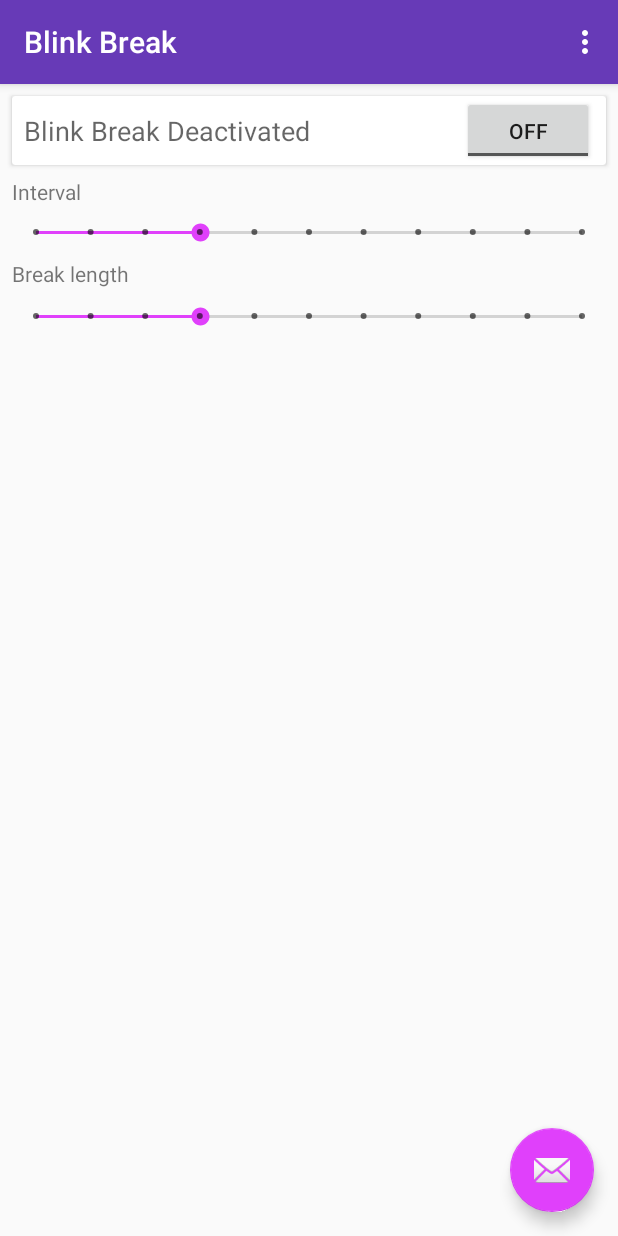
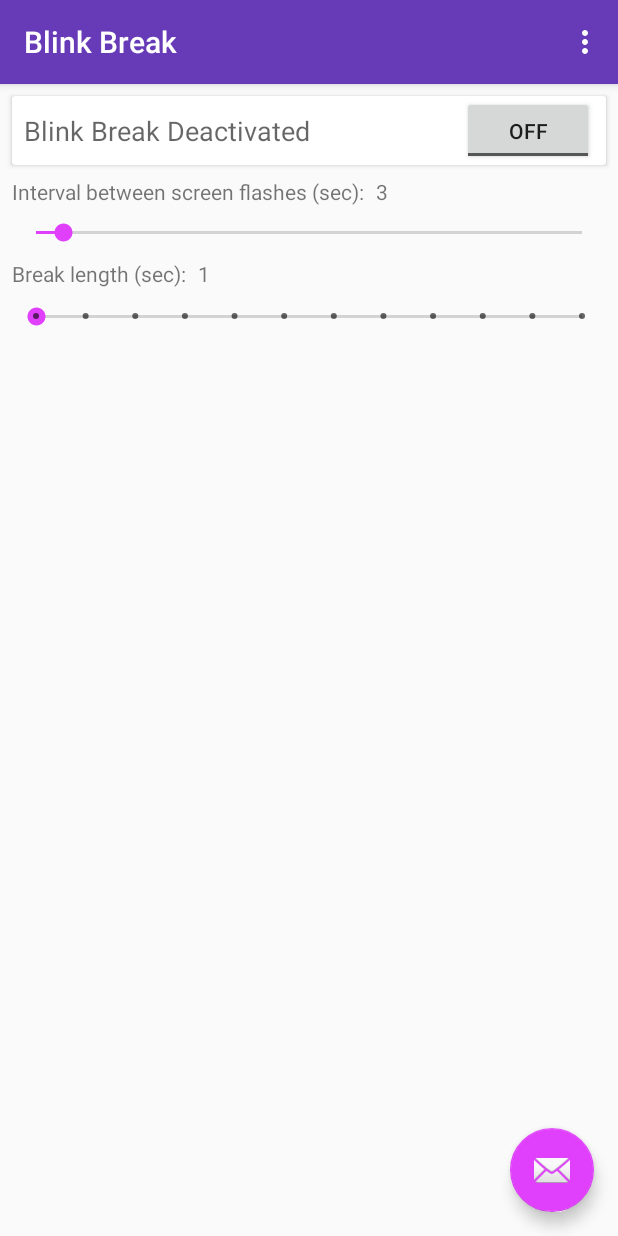
Before and after one commit to smutkiewicz/Blink-Break, an Android app: the screen it shows after launch (MainActivity), on a phone screen of 412 x 824 dp. Run offline under Robolectric (Android 15) with nearby library versions, the phone set to English and light mode, and no system bars.

Commit message:
Basic service functionality added

```diff
--- a/app/build.gradle
+++ b/app/build.gradle
@@ -8,7 +8,7 @@ android {
     compileSdkVersion 26
     defaultConfig {
         applicationId "com.smutkiewicz.blinkbreak"
-        minSdkVersion 16
+        minSdkVersion 21
         targetSdkVersion 26
         versionCode 1
         versionName "1.0"
--- a/app/src/main/java/com/smutkiewicz/blinkbreak/MainActivity.kt
+++ b/app/src/main/java/com/smutkiewicz/blinkbreak/MainActivity.kt
@@ -1,55 +1,71 @@
 package com.smutkiewicz.blinkbreak
 
+import android.app.job.JobInfo
+import android.app.job.JobScheduler
 import android.content.ComponentName
 import android.content.Context
 import android.content.Intent
-import android.content.ServiceConnection
+import android.net.Uri
+import android.os.Build
 import android.os.Bundle
-import android.os.IBinder
-import android.preference.PreferenceManager
+import android.os.Messenger
+import android.os.PersistableBundle
+import android.provider.Settings
+import android.support.design.widget.Snackbar
 import android.support.v7.app.AppCompatActivity
-import android.util.Log
 import android.view.Menu
 import android.view.MenuItem
-import android.widget.Toast
+import android.view.View
+import android.widget.SeekBar
+import android.widget.TextView
+import com.smutkiewicz.blinkbreak.extensions.showSnackbar
+import com.smutkiewicz.blinkbreak.extensions.showToast
+import com.smutkiewicz.blinkbreak.util.*
 import kotlinx.android.synthetic.main.activity_main.*
 import kotlinx.android.synthetic.main.content_main.*
+import java.util.concurrent.TimeUnit
 
 
 
+class MainActivity : AppCompatActivity(), SeekBar.OnSeekBarChangeListener {
 
-class MainActivity : AppCompatActivity() {
+    lateinit private var layout: View
+    lateinit private var intervalTextView: TextView
+    lateinit private var breakLengthTextView: TextView
+    lateinit private var activatedTextView: TextView
+    lateinit private var handler: IncomingMessageHandler
+    lateinit private var serviceComponent: ComponentName
 
-    private var shouldUnbind: Boolean = false
-    private var boundService: BlinkBreakService? = null
+    private var jobId = 0
 
-    private val mConnection = object : ServiceConnection {
-        override fun onServiceConnected(className: ComponentName, service: IBinder) {
-            boundService = (service as BlinkBreakService.LocalBinder).service
-
-            Toast.makeText(this@MainActivity, R.string.local_service_connected,
-                    Toast.LENGTH_SHORT).show()
-        }
-
-        override fun onServiceDisconnected(className: ComponentName) {
-            boundService = null
-
-            Toast.makeText(this@MainActivity, R.string.local_service_disconnected,
-                    Toast.LENGTH_SHORT).show()
-        }
-    }
-
-    override fun onCreate(savedInstanceState: Bundle?) {
+    public override fun onCreate(savedInstanceState: Bundle?) {
         super.onCreate(savedInstanceState)
         setContentView(R.layout.activity_main)
         setSupportActionBar(toolbar)
 
-        initToggleButton()
+        layout = findViewById(R.id.layout)
+        intervalTextView = findViewById(R.id.interval_val_text_view)
+        breakLengthTextView = findViewById(R.id.break_length_val_text_view)
+        activatedTextView = findViewById(R.id.activated_text_view)
+        handler = IncomingMessageHandler(this)
+        serviceComponent = ComponentName(this, BlinkBreakJobService::class.java)
+
+        setUpToggleButton()
+        setUpSeekBars()
+
+        if (!checkForWritePermissions()) {
+            requestWriteSettingsPermission()
+        }
     }
 
-    override fun onDestroy() {
-        super.onDestroy()
-        doUnbindService()
+    override fun onStop() {
+        stopService(Intent(this, BlinkBreakJobService::class.java))
+        super.onStop()
+    }
+
+    override fun onStart() {
+        super.onStart()
+        bindToBlinkBreakService()
     }
 
     override fun onCreateOptionsMenu(menu: Menu): Boolean {
@@ -58,55 +74,126 @@ class MainActivity : AppCompatActivity() {
     }
 
     override fun onOptionsItemSelected(item: MenuItem): Boolean {
-        return when (item.itemId) {
-            R.id.action_settings -> true
-            else -> super.onOptionsItemSelected(item)
+        return super.onOptionsItemSelected(item)
+    }
+
+    override fun onProgressChanged(seekBar: SeekBar?, progress: Int, p2: Boolean) {
+        when (seekBar) {
+            breakLengthSeekBar -> breakLengthTextView.text = breakLengthSeekBar.progress.toString()
+            else -> intervalTextView.text = intervalSeekBar.progress.toString()
         }
     }
 
-    fun initToggleButton() {
-        val preferences = PreferenceManager.getDefaultSharedPreferences(this)
-        val activated = preferences.getBoolean(BlinkBreakService.PREF_SERVICE_ACTIVATED, false)
-
-        serviceToggleButton.isChecked = activated
-
-        if (activated) {
-            doBindService()
-        }
-
-        serviceToggleButton.setOnCheckedChangeListener({ _, isChecked: Boolean ->
-            setNewServiceState(isChecked)
-        })
-    }
-
-    fun doBindService() {
-        if (bindService(Intent(this@MainActivity, BlinkBreakService::class.java),
-                mConnection, Context.BIND_AUTO_CREATE)) {
-            shouldUnbind = true
-        } else {
-            Log.e("MY_APP_TAG", "Error: The requested service doesn't " + "exist, or this client isn't allowed access to it.")
+    override fun onStopTrackingTouch(p0: SeekBar?) {
+        if (checkIfThereArePendingJobs()) {
+            cancelAllJobs()
+            scheduleJob()
         }
     }
 
-    fun doUnbindService() {
-        if (shouldUnbind) {
-            unbindService(mConnection)
-            shouldUnbind = false
+    override fun onStartTrackingTouch(p0: SeekBar?) {}
+
+    private fun setUpToggleButton() {
+        serviceToggleButton.isChecked = checkIfThereArePendingJobs()
+        serviceToggleButton.setOnCheckedChangeListener{ _, isChecked ->
+            when {
+                isChecked -> {
+                    if (checkForWritePermissions()) {
+                        activatedTextView.text = getString(R.string.local_service_started)
+                        scheduleJob()
+                    } else {
+                        requestWriteSettingsPermission()
+                        serviceToggleButton.isChecked = false
+                    }
+                }
+                else -> {
+                    activatedTextView.text = getString(R.string.local_service_stopped)
+                    cancelAllJobs()
+                }
+            }
         }
     }
 
-    fun setNewServiceState(activated: Boolean) {
-        val preferences = PreferenceManager.getDefaultSharedPreferences(this)
-        val editor = preferences.edit()
-        editor.putBoolean(BlinkBreakService.PREF_SERVICE_ACTIVATED, activated)
-        editor.apply()
+    private fun setUpSeekBars() {
+        breakLengthSeekBar.setOnSeekBarChangeListener(this)
+        breakLengthTextView.text = breakLengthSeekBar.progress.toString()
 
-        if (activated) {
-            startService(Intent(this@MainActivity,
-                BlinkBreakService::class.java))
-        } else {
-            stopService(Intent(this@MainActivity,
-                    BlinkBreakService::class.java))
+        intervalSeekBar.setOnSeekBarChangeListener(this)
+        intervalTextView.text = intervalSeekBar.progress.toString()
+    }
+
+    private fun requestWriteSettingsPermission() {
+        layout.showSnackbar(R.string.write_settings_required,
+                Snackbar.LENGTH_INDEFINITE, R.string.ok) {
+            openAndroidPermissionsMenu()
         }
     }
+
+    private fun bindToBlinkBreakService() {
+        val startServiceIntent = Intent(this, BlinkBreakJobService::class.java)
+        val messengerIncoming = Messenger(handler)
+        startServiceIntent.putExtra(MESSENGER_INTENT_KEY, messengerIncoming)
+        startService(startServiceIntent)
+    }
+
+    private fun openAndroidPermissionsMenu() {
+        val intent = Intent(Settings.ACTION_MANAGE_WRITE_SETTINGS)
+        intent.data = Uri.parse("package:" + packageName)
+        startActivityForResult(intent, MY_PERMISSIONS_REQUEST_WRITE_SETTINGS)
+    }
+
+    private fun checkForWritePermissions() =
+        when {
+            Build.VERSION.SDK_INT >= Build.VERSION_CODES.M ->
+                Settings.System.canWrite(applicationContext)
+            else -> true
+        }
+
+    private fun scheduleJob() {
+        val builder = JobInfo.Builder(jobId++, serviceComponent)
+        val minimumLatency: Long = 1000
+
+        // Extras, interval between consecutive jobs.
+        val extras = PersistableBundle()
+        val interval = intervalSeekBar.progress
+
+        // Extras, duration of lower brightness break
+        val breakLength = breakLengthSeekBar.progress
+
+        val intervalInMillis = interval.toLong() * TimeUnit.SECONDS.toMillis(1)
+        val breakLengthInMillis = breakLength.toLong() * TimeUnit.SECONDS.toMillis(1)
+        val brightnessValue = 0
+        extras.putLong(INTERVAL_KEY, intervalInMillis)
+        extras.putLong(BREAK_LENGTH_KEY, breakLengthInMillis)
+        extras.putInt(BRIGHTNESS_KEY, brightnessValue)
+
+        // Finish configuring the builder
+        builder.run {
+            setMinimumLatency(minimumLatency)
+            setBackoffCriteria(minimumLatency, JobInfo.BACKOFF_POLICY_LINEAR)
+            setRequiresDeviceIdle(false)
+            setRequiresCharging(false)
+            setExtras(extras)
+        }
+
+        // Schedule job
+        (getSystemService(Context.JOB_SCHEDULER_SERVICE) as JobScheduler).schedule(builder.build())
+    }
+
+    private fun cancelAllJobs() {
+        (getSystemService(Context.JOB_SCHEDULER_SERVICE) as JobScheduler).cancelAll()
+        showToast(getString(R.string.all_jobs_cancelled))
+    }
+
+    private fun checkIfThereArePendingJobs(): Boolean {
+        val jobScheduler = getSystemService(Context.JOB_SCHEDULER_SERVICE) as JobScheduler
+        val allPendingJobs = jobScheduler.allPendingJobs
+
+        return allPendingJobs.size > 0
+    }
+
+    private companion object {
+        val TAG = "MainActivity"
+        val MY_PERMISSIONS_REQUEST_WRITE_SETTINGS = 0
+    }
 }
--- /dev/null
+++ b/app/src/main/java/com/smutkiewicz/blinkbreak/util/Constants.kt
@@ -0,0 +1,16 @@
+@file:JvmName("Constants")
+@file:Suppress("PropertyName")
+
+package com.smutkiewicz.blinkbreak.util
+
+import com.smutkiewicz.blinkbreak.BuildConfig
+
+@JvmField val MSG_UNCOLOR_START = 0
+@JvmField val MSG_UNCOLOR_STOP = 1
+@JvmField val MSG_COLOR_START = 2
+@JvmField val MSG_COLOR_STOP = 3
+
+@JvmField val MESSENGER_INTENT_KEY = "${BuildConfig.APPLICATION_ID}.MESSENGER_INTENT_KEY"
+@JvmField val INTERVAL_KEY = "${BuildConfig.APPLICATION_ID}.INTERVAL_KEY"
+@JvmField val BREAK_LENGTH_KEY = "${BuildConfig.APPLICATION_ID}.BREAK_LENGTH_KEY"
+@JvmField val BRIGHTNESS_KEY = "${BuildConfig.APPLICATION_ID}.BRIGHTNESS_KEY"
--- a/app/src/main/res/layout/content_main.xml
+++ b/app/src/main/res/layout/content_main.xml
@@ -2,6 +2,7 @@
 <android.support.constraint.ConstraintLayout xmlns:android="http://schemas.android.com/apk/res/android"
     xmlns:app="http://schemas.android.com/apk/res-auto"
     xmlns:tools="http://schemas.android.com/tools"
+    android:id="@+id/layout"
     android:layout_width="match_parent"
     android:layout_height="match_parent"
     app:layout_behavior="@string/appbar_scrolling_view_behavior"
@@ -9,22 +10,37 @@
     tools:showIn="@layout/activity_main">
 
     <TextView
-        android:id="@+id/intervalTextView"
+        android:id="@+id/interval_val_text_view"
         android:layout_width="wrap_content"
         android:layout_height="wrap_content"
         android:layout_marginStart="8dp"
         android:layout_marginTop="8dp"
-        android:text="Interval"
+        android:text="@string/interval_sample"
+        app:layout_constraintBottom_toBottomOf="parent"
+        app:layout_constraintHorizontal_bias="0.047"
+        app:layout_constraintLeft_toLeftOf="parent"
+        app:layout_constraintRight_toRightOf="parent"
+        app:layout_constraintStart_toEndOf="@+id/interval_text_view"
+        app:layout_constraintTop_toBottomOf="@+id/card_view"
+        app:layout_constraintVertical_bias="0.0" />
+
+    <TextView
+        android:id="@+id/interval_text_view"
+        android:layout_width="wrap_content"
+        android:layout_height="wrap_content"
+        android:layout_marginStart="8dp"
+        android:layout_marginTop="8dp"
+        android:text="@string/interval_sec"
         app:layout_constraintBottom_toBottomOf="parent"
         app:layout_constraintHorizontal_bias="0.047"
         app:layout_constraintLeft_toLeftOf="parent"
         app:layout_constraintRight_toRightOf="parent"
         app:layout_constraintStart_toStartOf="parent"
-        app:layout_constraintTop_toBottomOf="@+id/cardView"
+        app:layout_constraintTop_toBottomOf="@+id/card_view"
         app:layout_constraintVertical_bias="0.0" />
 
     <android.support.v7.widget.CardView
-        android:id="@+id/cardView"
+        android:id="@+id/card_view"
         android:layout_width="0dp"
         android:layout_height="46dp"
         android:layout_marginEnd="8dp"
@@ -44,17 +60,16 @@
                 android:layout_height="wrap_content"
                 android:layout_marginEnd="8dp"
                 android:elevation="48dp"
-                android:text="ToggleButton"
                 app:layout_constraintEnd_toEndOf="parent" />
 
             <TextView
-                android:id="@+id/activatedTextView"
+                android:id="@+id/activated_text_view"
                 android:layout_width="wrap_content"
                 android:layout_height="wrap_content"
                 android:layout_marginBottom="8dp"
                 android:layout_marginStart="8dp"
                 android:layout_marginTop="8dp"
-                android:text="Blink Break Deactivated"
+                android:text="@string/local_service_stopped"
                 android:textAppearance="@style/TextAppearance.AppCompat.Medium"
                 app:layout_constraintBottom_toBottomOf="parent"
                 app:layout_constraintStart_toStartOf="parent"
@@ -65,13 +80,23 @@
     </android.support.v7.widget.CardView>
 
     <TextView
-        android:id="@+id/breakLengthTextView"
+        android:id="@+id/break_length_text_view"
         android:layout_width="wrap_content"
         android:layout_height="wrap_content"
         android:layout_marginStart="8dp"
         android:layout_marginTop="8dp"
-        android:text="Break length"
+        android:text="@string/break_length_sec"
         app:layout_constraintStart_toStartOf="parent"
+        app:layout_constraintTop_toBottomOf="@+id/intervalSeekBar" />
+
+    <TextView
+        android:id="@+id/break_length_val_text_view"
+        android:layout_width="wrap_content"
+        android:layout_height="wrap_content"
+        android:layout_marginStart="8dp"
+        android:layout_marginTop="8dp"
+        android:text="@string/sample_break_length"
+        app:layout_constraintStart_toEndOf="@+id/break_length_text_view"
         app:layout_constraintTop_toBottomOf="@+id/intervalSeekBar" />
 
     <SeekBar
@@ -82,25 +107,26 @@
         android:layout_marginEnd="8dp"
         android:layout_marginStart="8dp"
         android:layout_marginTop="8dp"
-        android:max="10"
-        android:progress="3"
+        android:max="11"
+        android:min="1"
+        android:progress="1"
         app:layout_constraintEnd_toEndOf="parent"
         app:layout_constraintStart_toStartOf="parent"
-        app:layout_constraintTop_toBottomOf="@+id/breakLengthTextView" />
+        app:layout_constraintTop_toBottomOf="@+id/break_length_text_view" />
 
     <SeekBar
         android:id="@+id/intervalSeekBar"
-        style="@style/Widget.AppCompat.SeekBar.Discrete"
+        style="@style/Widget.AppCompat.SeekBar"
         android:layout_width="0dp"
         android:layout_height="19dp"
         android:layout_marginEnd="8dp"
         android:layout_marginStart="8dp"
         android:layout_marginTop="8dp"
-        android:max="10"
+        android:max="60"
         android:progress="3"
         app:layout_constraintEnd_toEndOf="parent"
         app:layout_constraintHorizontal_bias="0.0"
         app:layout_constraintStart_toStartOf="parent"
-        app:layout_constraintTop_toBottomOf="@+id/intervalTextView" />
+        app:layout_constraintTop_toBottomOf="@+id/interval_text_view" />
 
 </android.support.constraint.ConstraintLayout>
--- a/app/src/main/res/values/strings.xml
+++ b/app/src/main/res/values/strings.xml
@@ -2,8 +2,18 @@
     <string name="app_name">Blink Break</string>
     <string name="action_settings">Settings</string>
     <string name="local_service_started">Blink Break Activated</string>
-    <string name="local_service_stopped">Blink Break deactivated</string>
+    <string name="local_service_stopped">Blink Break Deactivated</string>
     <string name="blink_break_service_label">Blink Break</string>
     <string name="local_service_disconnected">Local service disconnected</string>
     <string name="local_service_connected">Local service connected</string>
+
+    <string name="cancelled_job">Cancelled job %d</string>
+    <string name="no_jobs_to_cancel">No jobs to cancel</string>
+    <string name="all_jobs_cancelled">All jobs cancelled</string>
+    <string name="write_settings_required">Write settings permission required.</string>
+    <string name="ok">OK</string>
+    <string name="break_length_sec">Break length (sec):</string>
+    <string name="sample_break_length">0</string>
+    <string name="interval_sec">Interval between screen flashes (sec):</string>
+    <string name="interval_sample">0</string>
 </resources>
```
Also changed, not shown: app/src/main/AndroidManifest.xml (+7 -2 lines), app/src/main/java/com/smutkiewicz/blinkbreak/BlinkBreakJobService.kt (added, +115 -0 lines), app/src/main/java/com/smutkiewicz/blinkbreak/BlinkBreakService.kt (deleted, +0 -93 lines), app/src/main/java/com/smutkiewicz/blinkbreak/extensions/ActivityExtensions.kt (added, +24 -0 lines), app/src/main/java/com/smutkiewicz/blinkbreak/extensions/ViewExt.kt (added, +35 -0 lines), app/src/main/java/com/smutkiewicz/blinkbreak/util/IncomingMessageHandler.kt (added, +54 -0 lines).
